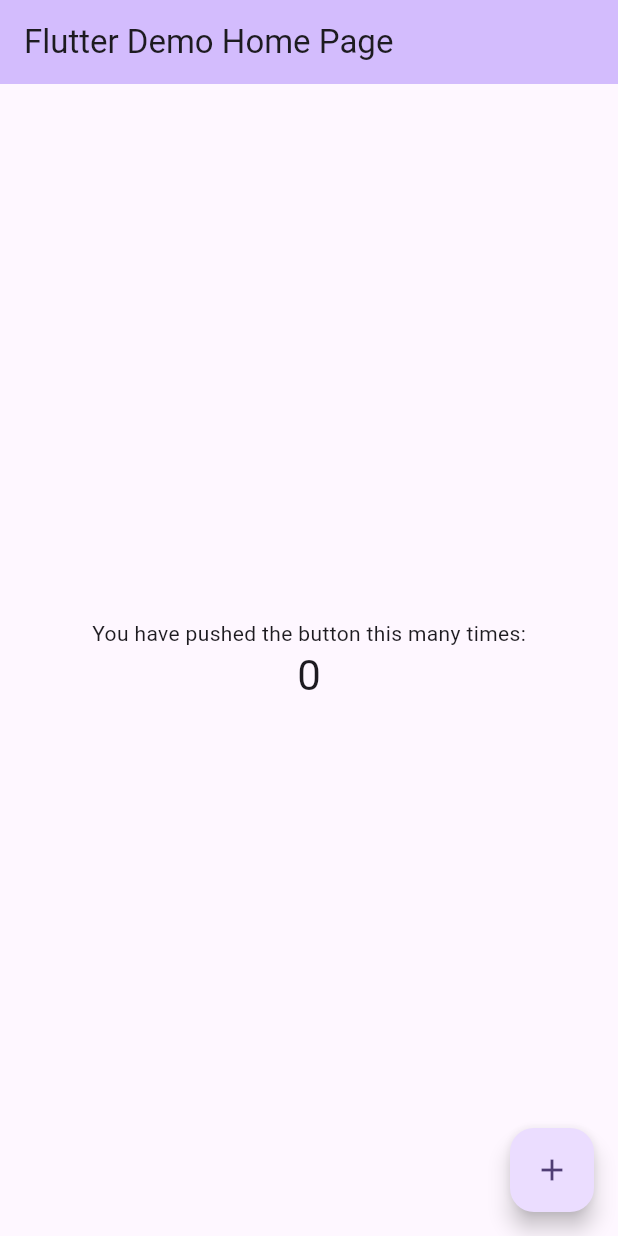
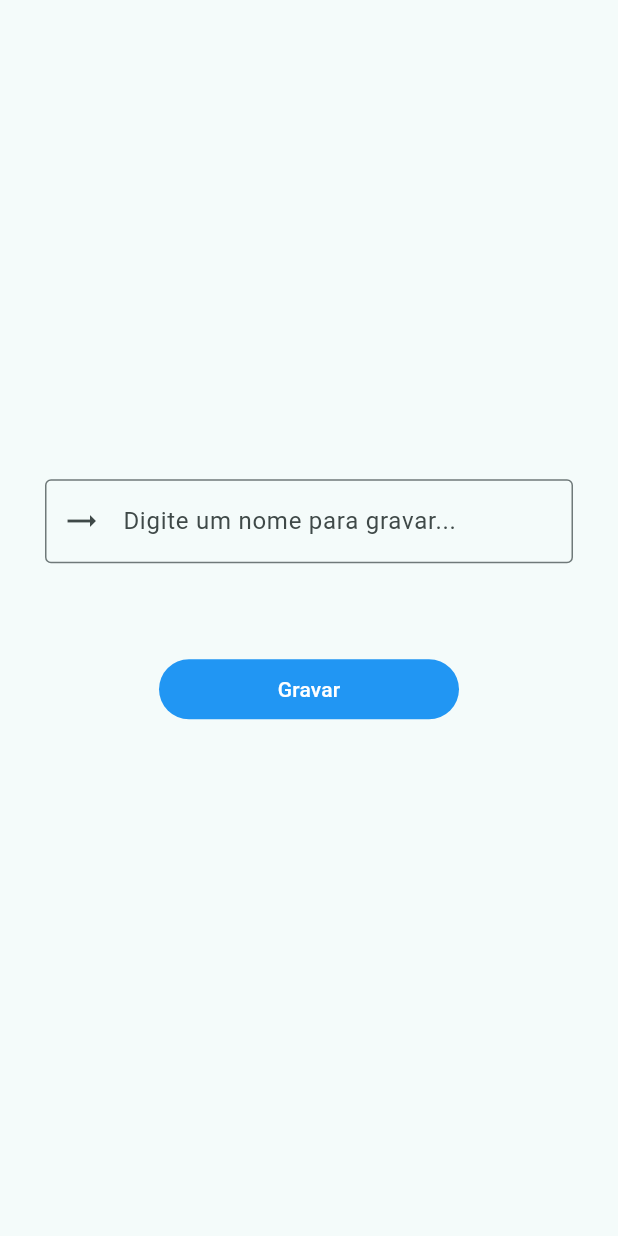
Before and after one commit to Lindembergol/appdio, a Flutter app: the screen it shows after launch, on a phone screen of 412 x 824 dp. Run offline on Flutter 3.47's test engine with Material 2 defaults, Android fonts, the phone set to English and light mode, and no system bars.

Commit message:
Projeto 01 - App para gravar na tela o nome digitado

```diff
--- a/lib/main.dart
+++ b/lib/main.dart
@@ -13,113 +13,72 @@ class MyApp extends StatelessWidget {
     return MaterialApp(
       title: 'Flutter Demo',
       theme: ThemeData(
-        // This is the theme of your application.
-        //
-        // TRY THIS: Try running your application with "flutter run". You'll see
-        // the application has a blue toolbar. Then, without quitting the app,
-        // try changing the seedColor in the colorScheme below to Colors.green
-        // and then invoke "hot reload" (save your changes or press the "hot
-        // reload" button in a Flutter-supported IDE, or press "r" if you used
-        // the command line to start the app).
-        //
-        // Notice that the counter didn't reset back to zero; the application
-        // state is not lost during the reload. To reset the state, use hot
-        // restart instead.
-        //
-        // This works for code too, not just values: Most code changes can be
-        // tested with just a hot reload.
-        colorScheme: ColorScheme.fromSeed(seedColor: Colors.deepPurple),
+        colorScheme:
+            ColorScheme.fromSeed(seedColor: Color.fromARGB(255, 4, 250, 250)),
         useMaterial3: true,
       ),
-      home: const MyHomePage(title: 'Flutter Demo Home Page'),
+      home: const MyHomePage(title: 'AppDio'),
     );
   }
 }
 
 class MyHomePage extends StatefulWidget {
   const MyHomePage({super.key, required this.title});
-
-  // This widget is the home page of your application. It is stateful, meaning
-  // that it has a State object (defined below) that contains fields that affect
-  // how it looks.
-
-  // This class is the configuration for the state. It holds the values (in this
-  // case the title) provided by the parent (in this case the App widget) and
-  // used by the build method of the State. Fields in a Widget subclass are
-  // always marked "final".
-
   final String title;
 
   @override
   State<MyHomePage> createState() => _MyHomePageState();
 }
 
+TextEditingController _nomeDigitado = TextEditingController();
+
+String nome = '';
+
 class _MyHomePageState extends State<MyHomePage> {
-  int _counter = 0;
-
-  void _incrementCounter() {
+  atualizar() {
     setState(() {
-      // This call to setState tells the Flutter framework that something has
-      // changed in this State, which causes it to rerun the build method below
-      // so that the display can reflect the updated values. If we changed
-      // _counter without calling setState(), then the build method would not be
-      // called again, and so nothing would appear to happen.
-      _counter++;
+      nome;
     });
   }
 
   @override
   Widget build(BuildContext context) {
-    // This method is rerun every time setState is called, for instance as done
-    // by the _incrementCounter method above.
-    //
-    // The Flutter framework has been optimized to make rerunning build methods
-    // fast, so that you can just rebuild anything that needs updating rather
-    // than having to individually change instances of widgets.
     return Scaffold(
-      appBar: AppBar(
-        // TRY THIS: Try changing the color here to a specific color (to
-        // Colors.amber, perhaps?) and trigger a hot reload to see the AppBar
-        // change color while the other colors stay the same.
-        backgroundColor: Theme.of(context).colorScheme.inversePrimary,
-        // Here we take the value from the MyHomePage object that was created by
-        // the App.build method, and use it to set our appbar title.
-        title: Text(widget.title),
+      body: Column(
+        mainAxisAlignment: MainAxisAlignment.center,
+        children: <Widget>[
+          Container(
+            child: TextField(
+              controller: _nomeDigitado,
+              decoration: InputDecoration(
+                  prefixIcon: Icon(Icons.trending_flat_outlined),
+                  border: OutlineInputBorder(),
+                  hintText: "Digite um nome para gravar..."),
+            ),
+            padding: EdgeInsets.all(30),
+          ),
+          Container(
+            child: TextButton(
+              child: Text(
+                'Gravar',
+                style: TextStyle(color: Colors.white),
+              ),
+              style: TextButton.styleFrom(
+                backgroundColor: Colors.blue,
+                elevation: 3,
+                fixedSize: Size(200, 25),
+              ),
+              onPressed: () {
+                var _nome = _nomeDigitado.text;
+                nome = _nome;
+                atualizar();
+              },
+            ),
+            padding: EdgeInsets.all(30),
+          ),
+          Text(nome),
+        ],
       ),
-      body: Center(
-        // Center is a layout widget. It takes a single child and positions it
-        // in the middle of the parent.
-        child: Column(
-          // Column is also a layout widget. It takes a list of children and
-          // arranges them vertically. By default, it sizes itself to fit its
-          // children horizontally, and tries to be as tall as its parent.
-          //
-          // Column has various properties to control how it sizes itself and
-          // how it positions its children. Here we use mainAxisAlignment to
-          // center the children vertically; the main axis here is the vertical
-          // axis because Columns are vertical (the cross axis would be
-          // horizontal).
-          //
-          // TRY THIS: Invoke "debug painting" (choose the "Toggle Debug Paint"
-          // action in the IDE, or press "p" in the console), to see the
-          // wireframe for each widget.
-          mainAxisAlignment: MainAxisAlignment.center,
-          children: <Widget>[
-            const Text(
-              'You have pushed the button this many times:',
-            ),
-            Text(
-              '$_counter',
-              style: Theme.of(context).textTheme.headlineMedium,
-            ),
-          ],
-        ),
-      ),
-      floatingActionButton: FloatingActionButton(
-        onPressed: _incrementCounter,
-        tooltip: 'Increment',
-        child: const Icon(Icons.add),
-      ), // This trailing comma makes auto-formatting nicer for build methods.
     );
   }
 }
```
